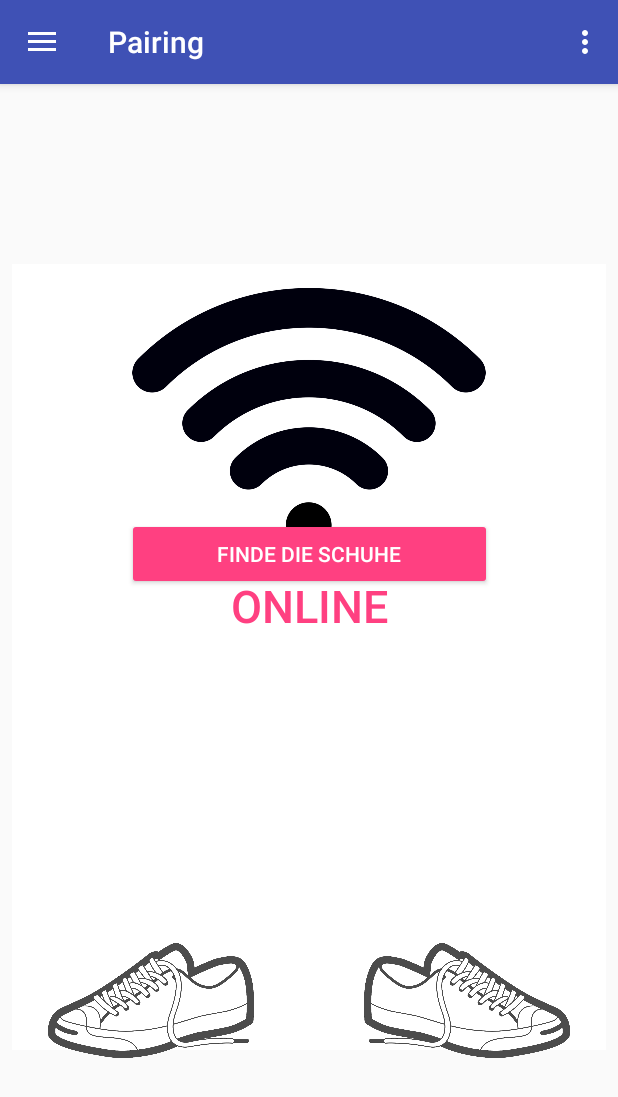
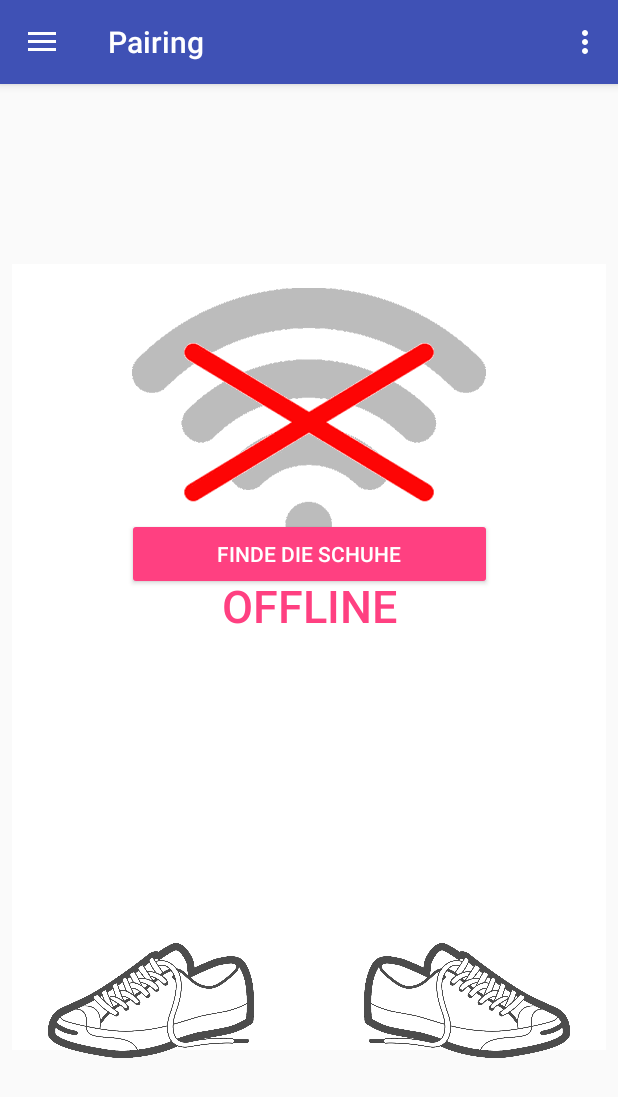
Before and after one commit to cherob/vibraboots-application, an Android app: the screen it shows after launch (PairingActivity), after a tap on "OFFLINE", on a phone screen of 412 x 824 dp. Shown: the top 1097 px of the screen. Run offline under Robolectric (Android 15) with nearby library versions, the phone set to English and light mode, and no system bars.

Commit message:
1.1.3
- app fix update

```diff
--- a/app/src/main/AndroidManifest.xml
+++ b/app/src/main/AndroidManifest.xml
@@ -4,6 +4,7 @@
 
 
     <application
+        android:name="felixschlegel.vibrabootsmapbox.App"
         android:allowBackup="true"
         android:icon="@mipmap/ic_launcher"
         android:label="@string/app_name"
--- a/app/src/main/java/felixschlegel/vibrabootsmapbox/App.java
+++ b/app/src/main/java/felixschlegel/vibrabootsmapbox/App.java
@@ -23,6 +23,5 @@ public class App extends Application {
         super.onCreate();
         mInstance = this;
         mShoes = new ShoeCommunication();
-        mShoes.runStatusChecks();
     }
 }
--- a/app/src/main/java/felixschlegel/vibrabootsmapbox/PairingActivity.java
+++ b/app/src/main/java/felixschlegel/vibrabootsmapbox/PairingActivity.java
@@ -20,12 +20,20 @@ import android.widget.Button;
 import android.widget.ImageView;
 import android.widget.TextView;
 
+import java.io.IOException;
+
 import static android.provider.Settings.ACTION_MANAGE_WRITE_SETTINGS;
 
 public class PairingActivity extends AppCompatActivity
         implements NavigationView.OnNavigationItemSelectedListener, View.OnClickListener {
 
     static boolean wifiIsActive;
+    private ImageView leftShoe;
+    private ImageView rightShoe;
+    private Button cbutton_left;
+    private Button cbutton_state;
+    private DrawerLayout drawer;
+    private ActionBarDrawerToggle toggle;
 
     @Override
     protected void onCreate(Bundle savedInstanceState) {
@@ -36,14 +44,18 @@ public class PairingActivity extends AppCompatActivity
         Toolbar toolbar = (Toolbar) findViewById(R.id.toolbar);
         setSupportActionBar(toolbar);
 
-        Button cbutton_left = (Button) findViewById(R.id.button_find);
+
+        leftShoe = (ImageView) findViewById(R.id.image_stateLeft);
+        rightShoe = (ImageView) findViewById(R.id.image_stateRight);
+
+        cbutton_left = (Button) findViewById(R.id.button_find);
         cbutton_left.setOnClickListener(this);
-        Button cbutton_state = (Button) findViewById(R.id.button_state);
+        cbutton_state = (Button) findViewById(R.id.button_state);
         cbutton_state.setOnClickListener(this);
 
 
-        DrawerLayout drawer = (DrawerLayout) findViewById(R.id.drawer_layout);
-        ActionBarDrawerToggle toggle = new ActionBarDrawerToggle(
+        drawer = (DrawerLayout) findViewById(R.id.drawer_layout);
+        toggle = new ActionBarDrawerToggle(
                 this, drawer, toolbar, R.string.navigation_drawer_open, R.string.navigation_drawer_close);
         drawer.addDrawerListener(toggle);
         toggle.syncState();
@@ -51,9 +63,34 @@ public class PairingActivity extends AppCompatActivity
         NavigationView navigationView = (NavigationView) findViewById(R.id.nav_view);
         navigationView.setNavigationItemSelectedListener(this);
 
+        wifiIsActive = WifiAccessManager.getWifiApState(this);
+
         //MapBox implementation
         //MapboxNavigation navigation = new MapboxNavigation(this, "sk.eyJ1IjoiZmxhZ3Bvc3QiLCJhIjoiY2phZjdvcGo2MXdpbzJ5anV6MHVyem92OCJ9.Mksti-6N6yCiDhyHM-lGcQ");
 
+    }
+
+    @Override
+    protected void onPostResume() {
+        super.onPostResume();
+
+        if (App.getInstance().getShoeCommunication().getStatusLeft() == true) {
+            leftShoe.setImageResource(R.drawable.green_left);
+        } else if (App.getInstance().getShoeCommunication().getStatusLeft() == false) {
+            leftShoe.setImageResource(R.drawable.red_left);
+        } else {
+            leftShoe.setImageResource(R.drawable.inactive_left);
+        }
+
+
+
+        if (App.getInstance().getShoeCommunication().getStatusRight() == true) {
+            rightShoe.setImageResource(R.drawable.green_right);
+        } else if (App.getInstance().getShoeCommunication().getStatusRight() == false) {
+            rightShoe.setImageResource(R.drawable.red_right);
+        } else {
+            rightShoe.setImageResource(R.drawable.inactive_right);
+        }
     }
 
     @Override
@@ -132,21 +169,19 @@ public class PairingActivity extends AppCompatActivity
             case R.id.button_state: {
                 ImageView wifi=(ImageView) findViewById(R.id.image_wifi);
                 TextView button=(TextView)findViewById(R.id.button_state);
-                if(wifiIsActive == false) {
+                if(!wifiIsActive) {
                     WifiAccessManager.setWifiApState(this, true);
                     button.setText(R.string.title_state_online);
                     wifi.setImageResource(R.drawable.wi_fi);
                     wifiIsActive = true;
-                }else if(wifiIsActive == true){
+                    App.getInstance().getShoeCommunication().runStatusChecks();
+                }else if(wifiIsActive){
                     WifiAccessManager.setWifiApState(this, false);
                     button.setText(R.string.title_state_offline);
                     wifi.setImageResource(R.drawable.wi_fi_off);
                     wifiIsActive = false;
-                }else{
-                    WifiAccessManager.setWifiApState(this, true);
-                    button.setText(R.string.title_state_online);
-                    wifi.setImageResource(R.drawable.wi_fi);
-                    wifiIsActive = true;
+                    leftShoe.setImageResource(R.drawable.inactive_left);
+                    rightShoe.setImageResource(R.drawable.inactive_right);
                 }
                 break;
             }
--- a/app/src/main/java/felixschlegel/vibrabootsmapbox/WifiAccessManager.java
+++ b/app/src/main/java/felixschlegel/vibrabootsmapbox/WifiAccessManager.java
@@ -3,6 +3,8 @@ package felixschlegel.vibrabootsmapbox;
 import android.content.Context;
 import android.net.wifi.WifiConfiguration;
 import android.net.wifi.WifiManager;
+
+import javax.crypto.Cipher;
 
 /**
  * Created by robin on 25.11.2017.
@@ -11,6 +13,16 @@ import android.net.wifi.WifiManager;
 public class WifiAccessManager {
 
     private static final String SSID = "navshoes";
+
+    public static boolean getWifiApState(Context context){
+
+        WifiManager mWifiManager = (WifiManager) context.getSystemService(Context.WIFI_SERVICE);
+        if(mWifiManager.getWifiState() == WifiManager.WIFI_STATE_ENABLED){
+            return true;
+        }
+        return false;
+    }
+
     public static boolean setWifiApState(Context context, boolean enabled) {
         //config = Preconditions.checkNotNull(config);
         try {
```
